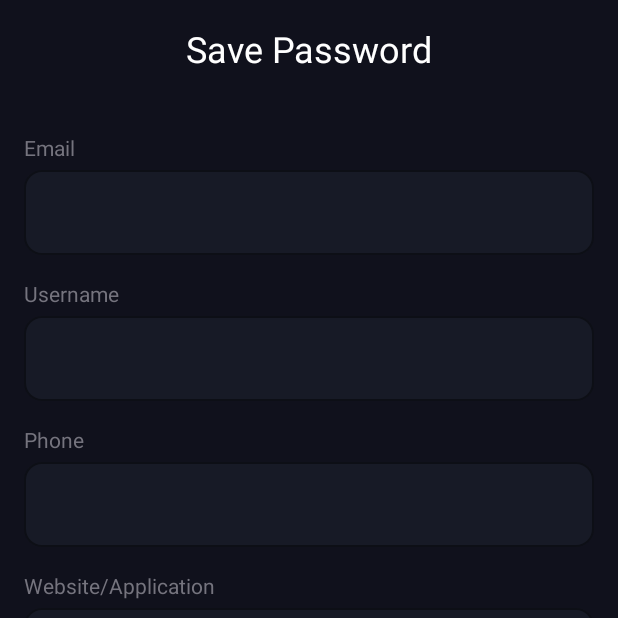
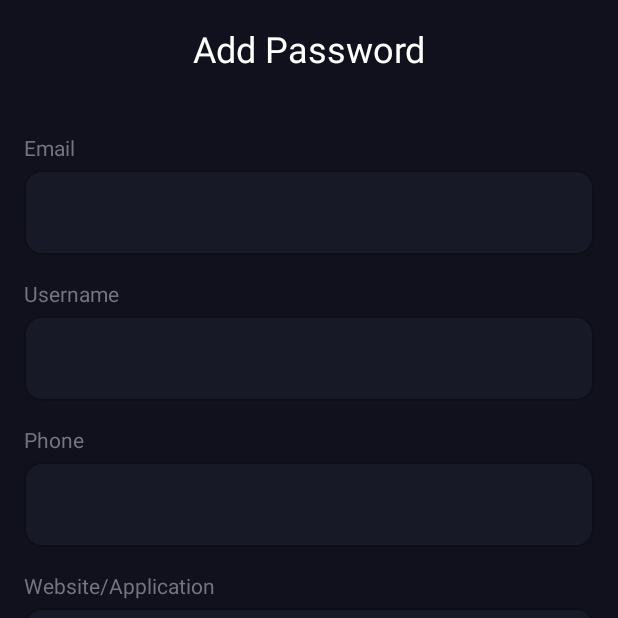
Before and after one commit to aayman93/passwordy, an Android app: the screen it shows after launch (MainActivity), after a tap on "Add Password", on a phone screen of 412 x 824 dp, the top half of it. Run offline under Robolectric (Android 15) with nearby library versions, the light colour scheme and no system bars; our stand-ins replace Dagger/Hilt's generated code, Room's generated code, data binding.

Commit message:
Added edit password and delete password functionality

```diff
--- a/app/src/main/java/com/github/aayman93/passwordy/feature_password/data/data_source/PasswordDao.kt
+++ b/app/src/main/java/com/github/aayman93/passwordy/feature_password/data/data_source/PasswordDao.kt
@@ -1,6 +1,7 @@
 package com.github.aayman93.passwordy.feature_password.data.data_source
 
 import androidx.room.Dao
+import androidx.room.Delete
 import androidx.room.Insert
 import androidx.room.OnConflictStrategy
 import androidx.room.Query
@@ -15,4 +16,7 @@ interface PasswordDao {
 
     @Insert(onConflict = OnConflictStrategy.REPLACE)
     suspend fun savePasswordInfo(passwordInfo: PasswordInfo): Long
+
+    @Delete
+    suspend fun deletePasswordInfo(passwordInfo: PasswordInfo)
 }
--- a/app/src/main/java/com/github/aayman93/passwordy/feature_password/data/repository/PasswordRepositoryImpl.kt
+++ b/app/src/main/java/com/github/aayman93/passwordy/feature_password/data/repository/PasswordRepositoryImpl.kt
@@ -17,4 +17,8 @@ class PasswordRepositoryImpl @Inject constructor(
     override suspend fun savePasswordInfo(passwordInfo: PasswordInfo): Long {
         return dao.savePasswordInfo(passwordInfo)
     }
+
+    override suspend fun deletePasswordInfo(passwordInfo: PasswordInfo) {
+        return dao.deletePasswordInfo(passwordInfo)
+    }
 }
--- a/app/src/main/java/com/github/aayman93/passwordy/feature_password/domain/models/PasswordInfo.kt
+++ b/app/src/main/java/com/github/aayman93/passwordy/feature_password/domain/models/PasswordInfo.kt
@@ -1,9 +1,12 @@
 package com.github.aayman93.passwordy.feature_password.domain.models
 
+import android.os.Parcelable
 import androidx.room.Entity
 import androidx.room.PrimaryKey
+import kotlinx.parcelize.Parcelize
 
 @Entity(tableName = "password")
+@Parcelize
 data class PasswordInfo(
     val email: String,
     val username: String,
@@ -11,4 +14,4 @@ data class PasswordInfo(
     val website: String,
     val password: String,
     @PrimaryKey val id: Int? = null
-)
+) : Parcelable
--- a/app/src/main/java/com/github/aayman93/passwordy/feature_password/domain/repository/PasswordRepository.kt
+++ b/app/src/main/java/com/github/aayman93/passwordy/feature_password/domain/repository/PasswordRepository.kt
@@ -8,4 +8,6 @@ interface PasswordRepository {
     fun getPasswords(): Flow<List<PasswordInfo>>
 
     suspend fun savePasswordInfo(passwordInfo: PasswordInfo): Long
+
+    suspend fun deletePasswordInfo(passwordInfo: PasswordInfo)
 }
--- a/app/src/main/java/com/github/aayman93/passwordy/feature_password/presentation/biometric_authentication/BiometricAuthenticationFragment.kt
+++ b/app/src/main/java/com/github/aayman93/passwordy/feature_password/presentation/biometric_authentication/BiometricAuthenticationFragment.kt
@@ -71,9 +71,7 @@ class BiometricAuthenticationFragment : Fragment() {
                             showToast(it.error)
                         }
 
-                        is BiometricPromptManager.BiometricResult.AuthenticationFailed -> {
-                            showToast("Authentication failed")
-                        }
+                        is BiometricPromptManager.BiometricResult.AuthenticationFailed -> Unit
 
                         is BiometricPromptManager.BiometricResult.AuthenticationNotSet -> {
                             showToast("Authentication not set")
@@ -90,8 +88,6 @@ class BiometricAuthenticationFragment : Fragment() {
                         }
 
                         is BiometricPromptManager.BiometricResult.AuthenticationSuccess -> {
-                            showToast("Authentication success")
-
                             findNavController().navigate(
                                 BiometricAuthenticationFragmentDirections
                                     .actionBiometricAuthenticationFragmentToPasswordsFragment()
--- a/app/src/main/java/com/github/aayman93/passwordy/feature_password/presentation/passwords/PasswordsUiEvent.kt
+++ b/app/src/main/java/com/github/aayman93/passwordy/feature_password/presentation/passwords/PasswordsUiEvent.kt
@@ -1,5 +1,8 @@
 package com.github.aayman93.passwordy.feature_password.presentation.passwords
+
+import com.github.aayman93.passwordy.feature_password.presentation.utils.PasswordAction
 
 sealed interface PasswordsUiEvent {
     data class ShowToast(val message: String) : PasswordsUiEvent
+    data class Navigate(val data: PasswordAction) : PasswordsUiEvent
 }
--- a/app/src/main/java/com/github/aayman93/passwordy/feature_password/presentation/save_password/SavePasswordFragment.kt
+++ b/app/src/main/java/com/github/aayman93/passwordy/feature_password/presentation/save_password/SavePasswordFragment.kt
@@ -11,6 +11,7 @@ import androidx.lifecycle.Lifecycle
 import androidx.lifecycle.lifecycleScope
 import androidx.lifecycle.repeatOnLifecycle
 import androidx.navigation.fragment.navArgs
+import com.github.aayman93.passwordy.R
 import com.github.aayman93.passwordy.databinding.FragmentSavePasswordBinding
 import com.github.aayman93.passwordy.feature_password.presentation.utils.PasswordAction
 import dagger.hilt.android.AndroidEntryPoint
@@ -39,17 +40,18 @@ class SavePasswordFragment : Fragment() {
         initViews()
         initClicks()
         respondToUiEvents()
-        val passwordAction = args.passwordAction
-
-        if (passwordAction is PasswordAction.SavePassword) {
-            binding.passwordField.setText(passwordAction.data)
-        }
     }
 
     private fun initViews() {
         binding.viewModel = viewModel
         binding.lifecycleOwner = viewLifecycleOwner
         viewModel.setInitialValues(args.passwordAction)
+
+        binding.screenTitle.text = when (args.passwordAction) {
+            PasswordAction.AddPassword -> getString(R.string.add_password)
+            is PasswordAction.EditPassword -> getString(R.string.edit_password)
+            is PasswordAction.SavePassword -> getString(R.string.save_password)
+        }
     }
 
     private fun initClicks() {
--- a/app/src/main/java/com/github/aayman93/passwordy/feature_password/presentation/utils/PasswordAction.kt
+++ b/app/src/main/java/com/github/aayman93/passwordy/feature_password/presentation/utils/PasswordAction.kt
@@ -1,10 +1,12 @@
 package com.github.aayman93.passwordy.feature_password.presentation.utils
 
 import android.os.Parcelable
+import com.github.aayman93.passwordy.feature_password.domain.models.PasswordInfo
 import kotlinx.parcelize.Parcelize
 
 @Parcelize
 sealed class PasswordAction : Parcelable {
     data object AddPassword : PasswordAction()
     data class SavePassword(val data: String) : PasswordAction()
+    data class EditPassword(val data: PasswordInfo) : PasswordAction()
 }
--- /dev/null
+++ b/app/src/main/res/drawable/ic_delete.xml
@@ -0,0 +1,5 @@
+<vector xmlns:android="http://schemas.android.com/apk/res/android" android:height="24dp" android:tint="#FFFFFF" android:viewportHeight="24" android:viewportWidth="24" android:width="24dp">
+
+    <path android:fillColor="@android:color/white" android:pathData="M6,19c0,1.1 0.9,2 2,2h8c1.1,0 2,-0.9 2,-2L18,7L6,7v12zM8,9h8v10L8,19L8,9zM15.5,4l-1,-1h-5l-1,1L5,4v2h14L19,4z"/>
+
+</vector>
--- a/app/src/main/res/navigation/main_nav.xml
+++ b/app/src/main/res/navigation/main_nav.xml
@@ -37,7 +37,11 @@
         android:id="@+id/passwordsFragment"
         android:name="com.github.aayman93.passwordy.feature_password.presentation.passwords.PasswordsFragment"
         android:label="PasswordsFragment"
-        tools:layout="@layout/fragment_passwords" />
+        tools:layout="@layout/fragment_passwords" >
+        <action
+            android:id="@+id/action_passwordsFragment_to_savePasswordFragment"
+            app:destination="@id/savePasswordFragment" />
+    </fragment>
     <fragment
         android:id="@+id/homeFragment"
         android:name="com.github.aayman93.passwordy.feature_password.presentation.home.HomeFragment"
--- a/app/src/main/res/values/strings.xml
+++ b/app/src/main/res/values/strings.xml
@@ -22,4 +22,6 @@
     <string name="saved_passwords">Saved Passwords</string>
     <string name="add_password">Add Password</string>
     <string name="passwords_empty_state_text">You don\'t have any saved passwords!</string>
+    <string name="delete_password">Delete password</string>
+    <string name="edit_password">Edit Password</string>
 </resources>
```
Also changed, not shown: app/src/main/java/com/github/aayman93/passwordy/feature_password/domain/use_cases/delete_password/DeletePasswordInfoUseCase.kt (added, +16 -0 lines), app/src/main/java/com/github/aayman93/passwordy/feature_password/presentation/passwords/PasswordsAdapter.kt (+15 -1 lines), app/src/main/java/com/github/aayman93/passwordy/feature_password/presentation/passwords/PasswordsFragment.kt (+19 -3 lines), app/src/main/java/com/github/aayman93/passwordy/feature_password/presentation/passwords/PasswordsViewModel.kt (+23 -1 lines), app/src/main/java/com/github/aayman93/passwordy/feature_password/presentation/save_password/SavePasswordViewModel.kt (+12 -0 lines), app/src/main/res/layout/item_password.xml (+13 -1 lines).
